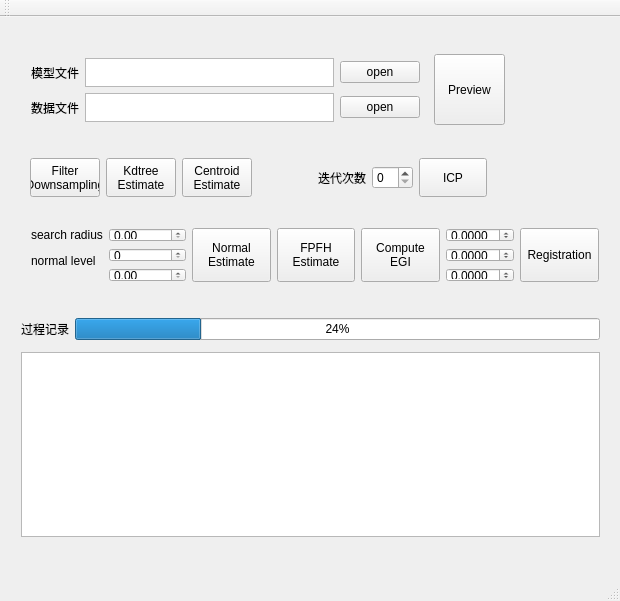
Before: the Qt Designer form pcl-qt_widgets/src/mainwindow.ui in isnow4ever/pcl, drawn with Qt 5.
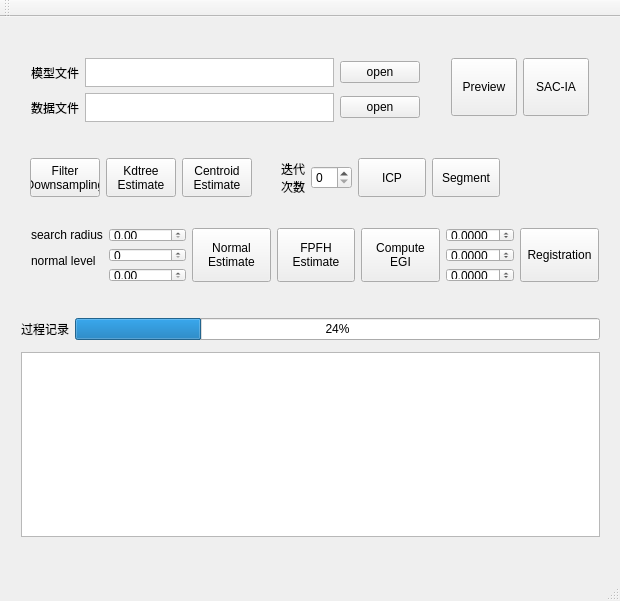
After: the same form once the commit is applied.

Diff of the .ui file:
```diff
--- a/pcl-qt_widgets/src/mainwindow.ui
+++ b/pcl-qt_widgets/src/mainwindow.ui
@@ -125,9 +125,9 @@
    <widget class="QWidget" name="gridLayoutWidget_2">
     <property name="geometry">
      <rect>
-      <x>307</x>
+      <x>270</x>
       <y>130</y>
-      <width>191</width>
+      <width>241</width>
       <height>61</height>
      </rect>
     </property>
@@ -151,7 +151,8 @@
         </sizepolicy>
        </property>
        <property name="text">
-        <string>迭代次数</string>
+        <string>迭代
+次数</string>
        </property>
        <property name="alignment">
         <set>Qt::AlignCenter</set>
@@ -171,6 +172,19 @@
        </property>
       </widget>
      </item>
+     <item row="0" column="4">
+      <widget class="QPushButton" name="pushButton_13">
+       <property name="sizePolicy">
+        <sizepolicy hsizetype="Minimum" vsizetype="Expanding">
+         <horstretch>0</horstretch>
+         <verstretch>0</verstretch>
+        </sizepolicy>
+       </property>
+       <property name="text">
+        <string>Segment</string>
+       </property>
+      </widget>
+     </item>
     </layout>
    </widget>
    <widget class="QWidget" name="verticalLayoutWidget">
@@ -263,25 +277,6 @@
      </item>
     </layout>
    </widget>
-   <widget class="QPushButton" name="pushButton_4">
-    <property name="geometry">
-     <rect>
-      <x>434</x>
-      <y>37</y>
-      <width>71</width>
-      <height>71</height>
-     </rect>
-    </property>
-    <property name="sizePolicy">
-     <sizepolicy hsizetype="Minimum" vsizetype="Expanding">
-      <horstretch>0</horstretch>
-      <verstretch>0</verstretch>
-     </sizepolicy>
-    </property>
-    <property name="text">
-     <string>Preview</string>
-    </property>
-   </widget>
    <widget class="QWidget" name="horizontalLayoutWidget">
     <property name="geometry">
      <rect>
@@ -469,6 +464,44 @@
      </item>
     </layout>
    </widget>
+   <widget class="QWidget" name="horizontalLayoutWidget_3">
+    <property name="geometry">
+     <rect>
+      <x>440</x>
+      <y>30</y>
+      <width>160</width>
+      <height>80</height>
+     </rect>
+    </property>
+    <layout class="QHBoxLayout" name="horizontalLayout_4">
+     <item>
+      <widget class="QPushButton" name="pushButton_4">
+       <property name="sizePolicy">
+        <sizepolicy hsizetype="Minimum" vsizetype="Expanding">
+         <horstretch>0</horstretch>
+         <verstretch>0</verstretch>
+        </sizepolicy>
+       </property>
+       <property name="text">
+        <string>Preview</string>
+       </property>
+      </widget>
+     </item>
+     <item>
+      <widget class="QPushButton" name="pushButton_12">
+       <property name="sizePolicy">
+        <sizepolicy hsizetype="Minimum" vsizetype="Expanding">
+         <horstretch>0</horstretch>
+         <verstretch>0</verstretch>
+        </sizepolicy>
+       </property>
+       <property name="text">
+        <string>SAC-IA</string>
+       </property>
+      </widget>
+     </item>
+    </layout>
+   </widget>
   </widget>
   <widget class="QMenuBar" name="menuBar">
    <property name="geometry">
```
